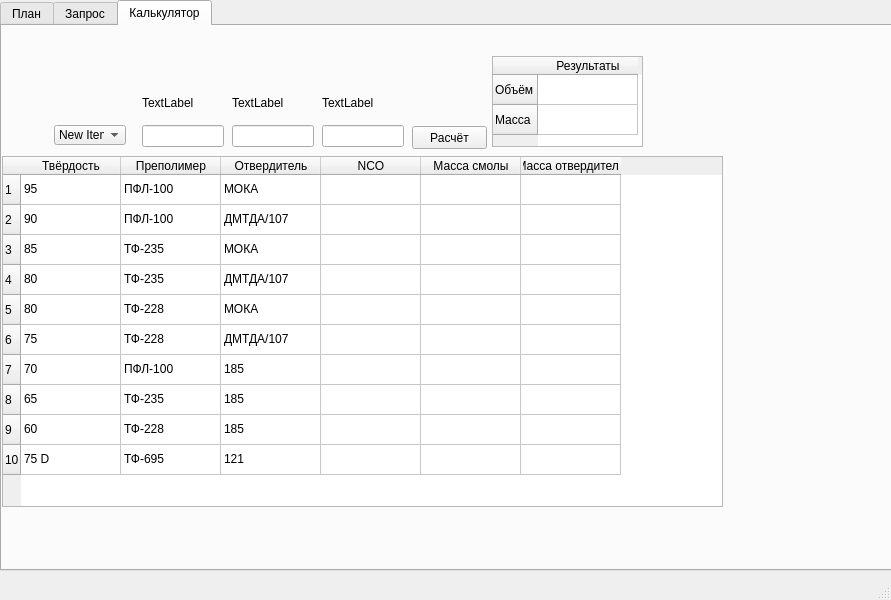
Before: the Qt Designer form ceh_ui.ui in Korguv/Poliur, drawn with Qt 5.
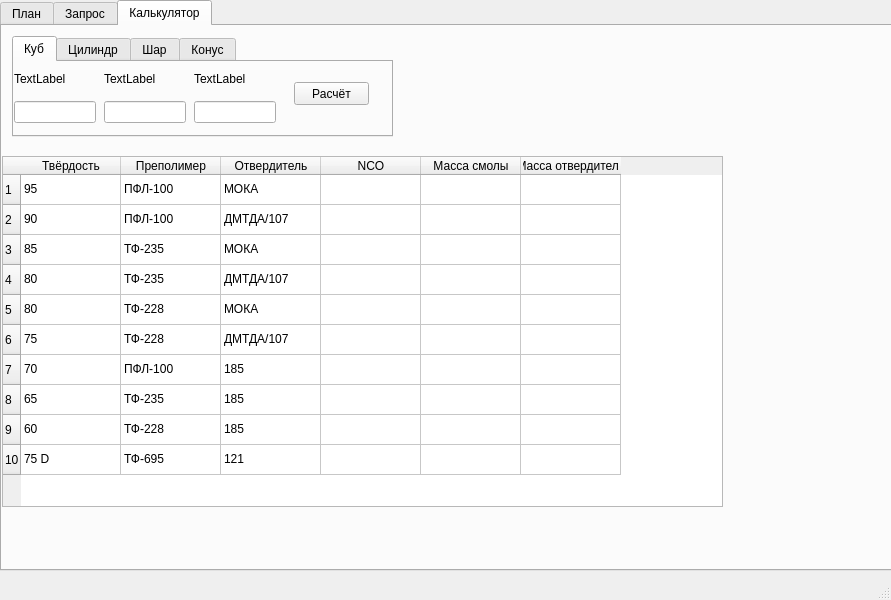
After: the same form once the commit is applied. The open tabs and pages were chosen to show the change.

The edit to the form file:
```diff
--- a/ceh_ui.ui
+++ b/ceh_ui.ui
@@ -401,31 +401,27 @@
        </property>
       </item>
      </widget>
-     <widget class="QComboBox" name="comboBox">
+     <widget class="QTabWidget" name="tabWidget_2">
       <property name="geometry">
        <rect>
-        <x>52</x>
-        <y>99</y>
-        <width>72</width>
-        <height>20</height>
+        <x>10</x>
+        <y>10</y>
+        <width>381</width>
+        <height>101</height>
        </rect>
       </property>
-      <item>
-       <property name="text">
-        <string>New Item</string>
-       </property>
-      </item>
-      <item>
-       <property name="text">
-        <string>New Item</string>
-       </property>
-      </item>
-     </widget>
+      <property name="currentIndex">
+       <number>3</number>
+      </property>
+      <widget class="QWidget" name="tab">
+       <attribute name="title">
+        <string>Куб</string>
+       </attribute>
      <widget class="QWidget" name="layoutWidget">
       <property name="geometry">
        <rect>
-        <x>140</x>
-        <y>60</y>
+          <x>0</x>
+          <y>0</y>
         <width>82</width>
         <height>61</height>
        </rect>
@@ -446,8 +442,8 @@
      <widget class="QWidget" name="layoutWidget">
       <property name="geometry">
        <rect>
-        <x>230</x>
-        <y>60</y>
+          <x>90</x>
+          <y>0</y>
         <width>82</width>
         <height>61</height>
        </rect>
@@ -468,8 +464,8 @@
      <widget class="QWidget" name="layoutWidget">
       <property name="geometry">
        <rect>
-        <x>320</x>
-        <y>60</y>
+          <x>180</x>
+          <y>0</y>
         <width>82</width>
         <height>61</height>
        </rect>
@@ -490,8 +486,8 @@
      <widget class="QPushButton" name="pushButton_9">
       <property name="geometry">
        <rect>
-        <x>410</x>
-        <y>100</y>
+          <x>280</x>
+          <y>20</y>
         <width>75</width>
         <height>23</height>
        </rect>
@@ -500,30 +496,22 @@
        <string>Расчёт</string>
       </property>
      </widget>
-     <widget class="QTableWidget" name="tableWidget_3">
-      <property name="geometry">
-       <rect>
-        <x>490</x>
-        <y>30</y>
-        <width>151</width>
-        <height>91</height>
-       </rect>
-      </property>
-      <row>
-       <property name="text">
-        <string>Объём</string>
-       </property>
-      </row>
-      <row>
-       <property name="text">
-        <string>Масса</string>
-       </property>
-      </row>
-      <column>
-       <property name="text">
-        <string>Результаты</string>
-       </property>
-      </column>
+      </widget>
+      <widget class="QWidget" name="tab_2">
+       <attribute name="title">
+        <string>Цилиндр</string>
+       </attribute>
+      </widget>
+      <widget class="QWidget" name="tab_3">
+       <attribute name="title">
+        <string>Шар</string>
+       </attribute>
+      </widget>
+      <widget class="QWidget" name="tab_4">
+       <attribute name="title">
+        <string>Конус</string>
+       </attribute>
+      </widget>
      </widget>
     </widget>
    </widget>
```
Left out of the diff: 2 changed lines with no effect on the pictures. Lines whose indentation alone changed are shown as unchanged.
